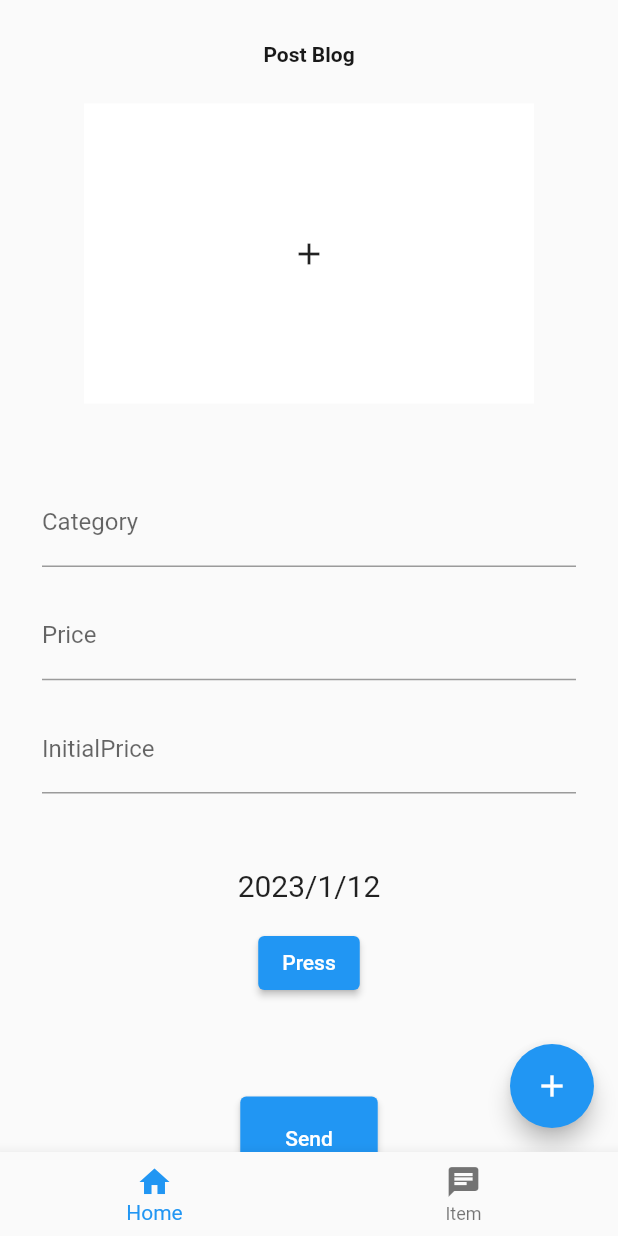
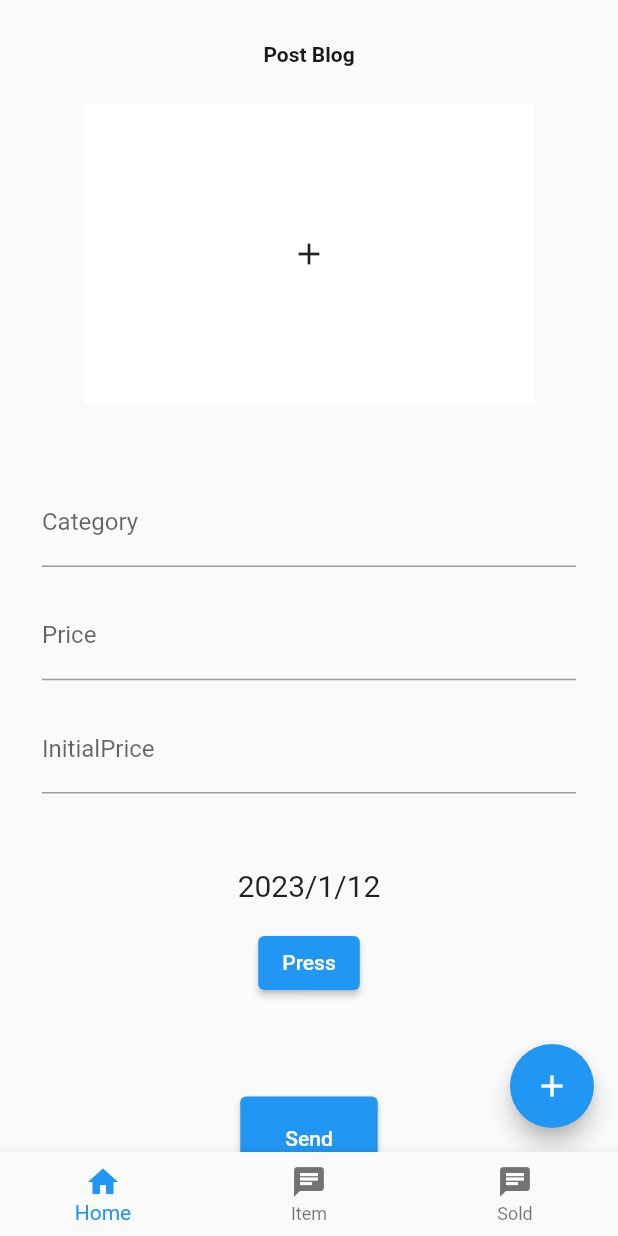
Before and after one commit to Anthony-10/mumsShop, a Flutter app: the screen it shows after launch, on a phone screen of 412 x 824 dp. Run offline on Flutter 3.47's test engine with Material 2 defaults, Android fonts, the phone set to English and light mode, and no system bars; our stand-ins replace cached_network_image, cloud_firestore, firebase_core, firebase_storage, get, image_picker; accounts and stored records are empty.

Commit message:
1. Updates a) stall.dart() b) bottomNavigation.dart() c) sold.dart()

```diff
--- a/lib/bottomNavigation.dart
+++ b/lib/bottomNavigation.dart
@@ -1,5 +1,6 @@
 import 'package:flutter/material.dart';
 import 'package:untitled6/post_item.dart';
+import 'package:untitled6/sold.dart';
 import 'package:untitled6/stall.dart';
 
 class BottomNavigation extends StatefulWidget {
@@ -11,7 +12,7 @@ class BottomNavigation extends StatefulWidget {
 
 class _BottomNavigationState extends State<BottomNavigation> {
   int currentIndex = 0;
-  final screens = [EnterPost(), const BoughtView()];
+  final screens = [EnterPost(), const BoughtView(), const Sold()];
   @override
   Widget build(BuildContext context) {
     return Scaffold(
@@ -29,6 +30,10 @@ class _BottomNavigationState extends State<BottomNavigation> {
           BottomNavigationBarItem(
               icon: Icon(Icons.chat),
               label: "Item",
+              backgroundColor: Colors.red),
+          BottomNavigationBarItem(
+              icon: Icon(Icons.chat),
+              label: "Sold",
               backgroundColor: Colors.red)
         ],
       ),
--- /dev/null
+++ b/lib/sold.dart
@@ -0,0 +1,10 @@
+import 'package:flutter/material.dart';
+
+class Sold extends StatelessWidget {
+  const Sold({Key? key}) : super(key: key);
+
+  @override
+  Widget build(BuildContext context) {
+    return const Scaffold();
+  }
+}
```
Also changed, not shown: lib/stall.dart (+11 -11 lines).
